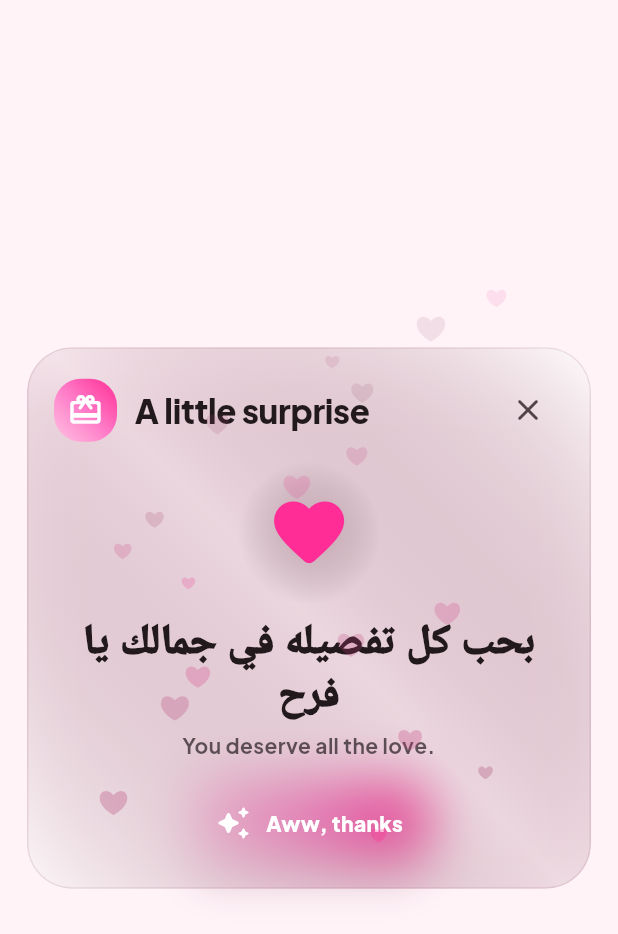
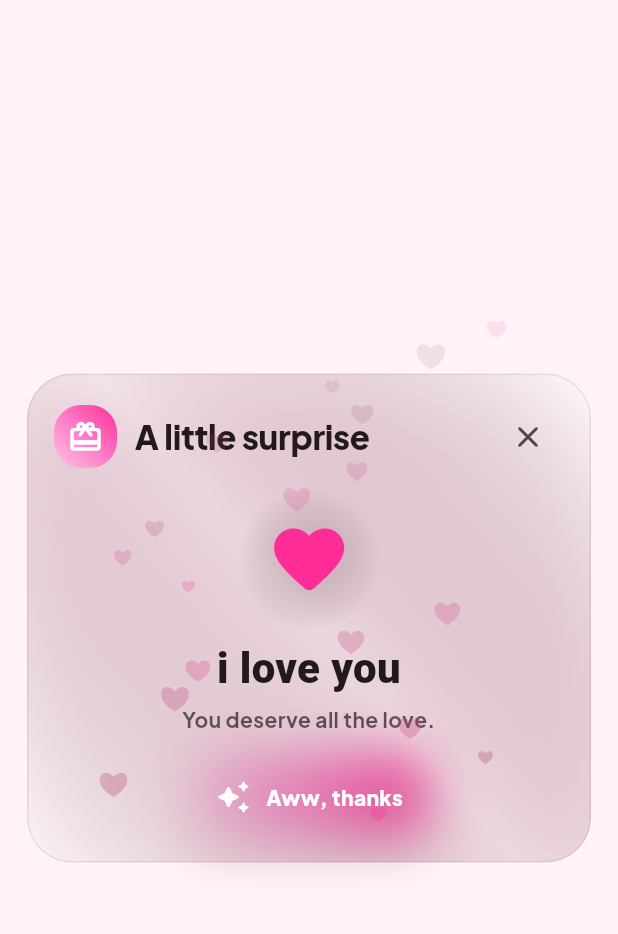
Before and after one commit to mohamedkhedrforblackpyramid/farah, a Flutter app: the _LoveGiftDialog widget shown alone on an empty page, opened directly, on a phone screen of 412 x 824 dp. Shown: the top 934 px of the screen. Run offline on Flutter 3.47's test engine with Material 3 defaults, Android fonts, the phone set to English and light mode, and no system bars; our stand-ins replace google_fonts; Roboto replaces fonts that are missing (Cairo).

Commit message:
Update Gift Box message text (EN)
Made-with: Cursor

```diff
--- a/lib/main.dart
+++ b/lib/main.dart
@@ -1641,7 +1641,7 @@ class _LoveGiftDialogState extends State<_LoveGiftDialog> with TickerProviderSta
                           ),
                           const SizedBox(height: 10),
                           Text(
-                            'بحب كل تفصيله في جمالك يا فرح',
+                            'i love you',
                             textAlign: TextAlign.center,
                             style: GoogleFonts.cairo(
                               fontSize: 28,
```
